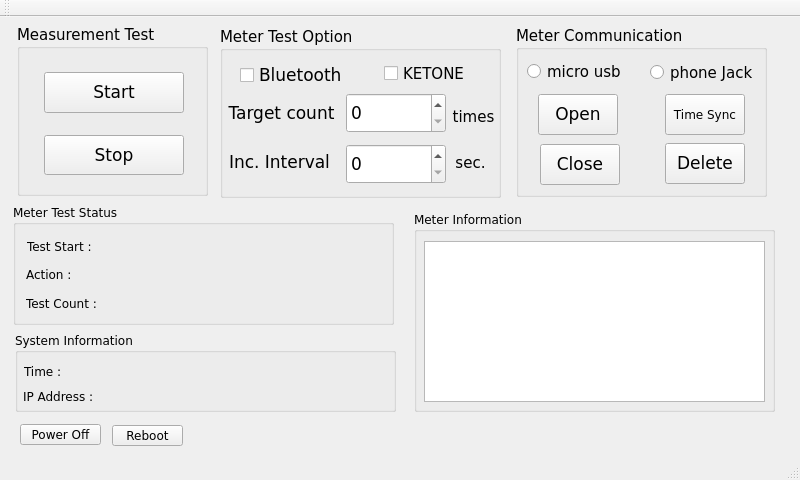
Above: mainwindow.ui from shnomad/Battery-Test before the change. Below: the same form after it.
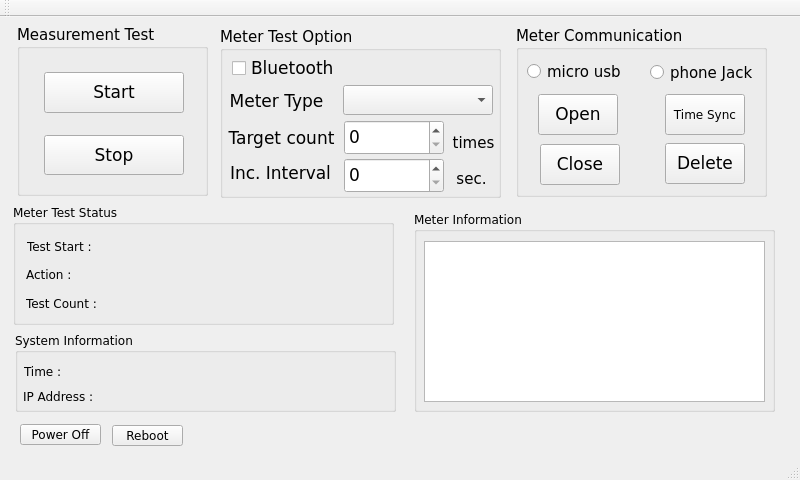
That is the form after the change.

```diff
--- a/mainwindow.ui
+++ b/mainwindow.ui
@@ -112,10 +112,10 @@
     <widget class="QSpinBox" name="times">
      <property name="geometry">
       <rect>
-       <x>126</x>
-       <y>66</y>
+       <x>124</x>
+       <y>93</y>
        <width>100</width>
-       <height>40</height>
+       <height>35</height>
       </rect>
      </property>
      <property name="font">
@@ -128,7 +128,7 @@
      <property name="geometry">
       <rect>
        <x>6</x>
-       <y>71</y>
+       <y>96</y>
        <width>111</width>
        <height>31</height>
       </rect>
@@ -149,8 +149,8 @@
     <widget class="QLabel" name="interval">
      <property name="geometry">
       <rect>
-       <x>4</x>
-       <y>125</y>
+       <x>5</x>
+       <y>136</y>
        <width>111</width>
        <height>20</height>
       </rect>
@@ -170,10 +170,10 @@
     <widget class="QSpinBox" name="sec">
      <property name="geometry">
       <rect>
-       <x>126</x>
-       <y>117</y>
+       <x>124</x>
+       <y>131</y>
        <width>100</width>
-       <height>40</height>
+       <height>35</height>
       </rect>
      </property>
      <property name="font">
@@ -182,30 +182,11 @@
       </font>
      </property>
     </widget>
-    <widget class="QCheckBox" name="bluetooth_sel">
-     <property name="geometry">
-      <rect>
-       <x>20</x>
-       <y>33</y>
-       <width>141</width>
-       <height>31</height>
-      </rect>
-     </property>
-     <property name="font">
-      <font>
-       <family>DejaVu Sans</family>
-       <pointsize>13</pointsize>
-      </font>
-     </property>
-     <property name="text">
-      <string>Bluetooth</string>
-     </property>
-    </widget>
     <widget class="QLabel" name="label">
      <property name="geometry">
       <rect>
        <x>228</x>
-       <y>81</y>
+       <y>107</y>
        <width>51</width>
        <height>17</height>
       </rect>
@@ -225,8 +206,8 @@
     <widget class="QLabel" name="label_2">
      <property name="geometry">
       <rect>
-       <x>230</x>
-       <y>127</y>
+       <x>231</x>
+       <y>143</y>
        <width>41</width>
        <height>17</height>
       </rect>
@@ -243,17 +224,55 @@
       <set>Qt::AlignCenter</set>
      </property>
     </widget>
-    <widget class="QCheckBox" name="ketone_sel">
+    <widget class="QComboBox" name="meter_type">
      <property name="geometry">
       <rect>
-       <x>164</x>
-       <y>35</y>
+       <x>123</x>
+       <y>58</y>
+       <width>150</width>
+       <height>30</height>
+      </rect>
+     </property>
+    </widget>
+    <widget class="QLabel" name="capacity_2">
+     <property name="geometry">
+      <rect>
+       <x>1</x>
+       <y>59</y>
        <width>111</width>
-       <height>23</height>
+       <height>31</height>
       </rect>
      </property>
+     <property name="font">
+      <font>
+       <family>DejaVu Sans</family>
+       <pointsize>13</pointsize>
+      </font>
+     </property>
      <property name="text">
-      <string>KETONE</string>
+      <string>Meter Type</string>
+     </property>
+     <property name="alignment">
+      <set>Qt::AlignCenter</set>
+     </property>
+    </widget>
+    <widget class="QCheckBox" name="bluetooth_sel">
+     <property name="geometry">
+      <rect>
+       <x>12</x>
+       <y>26</y>
+       <width>141</width>
+       <height>31</height>
+      </rect>
+     </property>
+     <property name="font">
+      <font>
+       <family>DejaVu Sans</family>
+       <pointsize>13</pointsize>
+      </font>
+     </property>
+     <property name="text">
+      <string>Bluetooth</string>
      </property>
     </widget>
    </widget>
```
